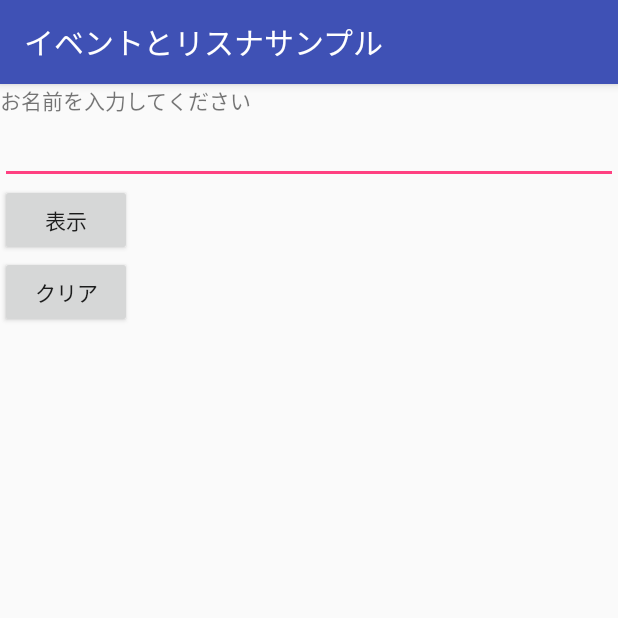
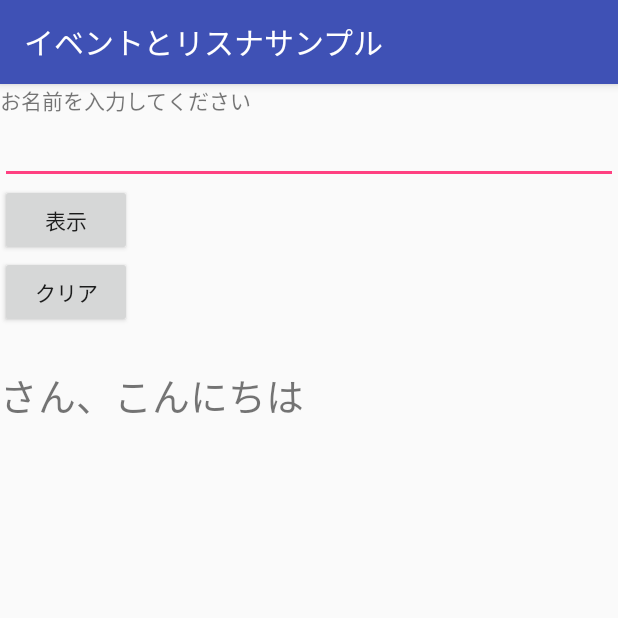
Before and after one commit to mattukouta/WINGS-project, an Android app: the screen it shows after launch (MainActivity), after a tap on "表示", on a phone screen of 412 x 824 dp, the top half of it. Run offline under Robolectric (Android 15) with nearby library versions, the light colour scheme and no system bars.

Commit message:
イベントとリスナ

```diff
--- a/HelloSample/app/src/main/java/sample/kouta/hellosample/MainActivity.kt
+++ b/HelloSample/app/src/main/java/sample/kouta/hellosample/MainActivity.kt
@@ -28,13 +28,17 @@ class MainActivity : AppCompatActivity() {
             var input=findViewById<EditText>(R.id.etName)
             var output=findViewById<TextView>(R.id.tvOutput)
             var id:Int=view.getId()
-            var inputStr:String?=null
+            var inputStr:String
 
             when(id){
-                R.id.btClick -> inputStr=input.getText().toString()
-                tvOutput.text=inputStr+"さん、こんにちは"
-
-                R.id.btClear->input
+                R.id.btClick->{
+                    inputStr=input.getText().toString()
+                    output.text=inputStr+"さん、こんにちは"
+                }
+                R.id.btClear->{
+                    input.text=null
+                    output.text=null
+                }
             }
         }
     }
```
